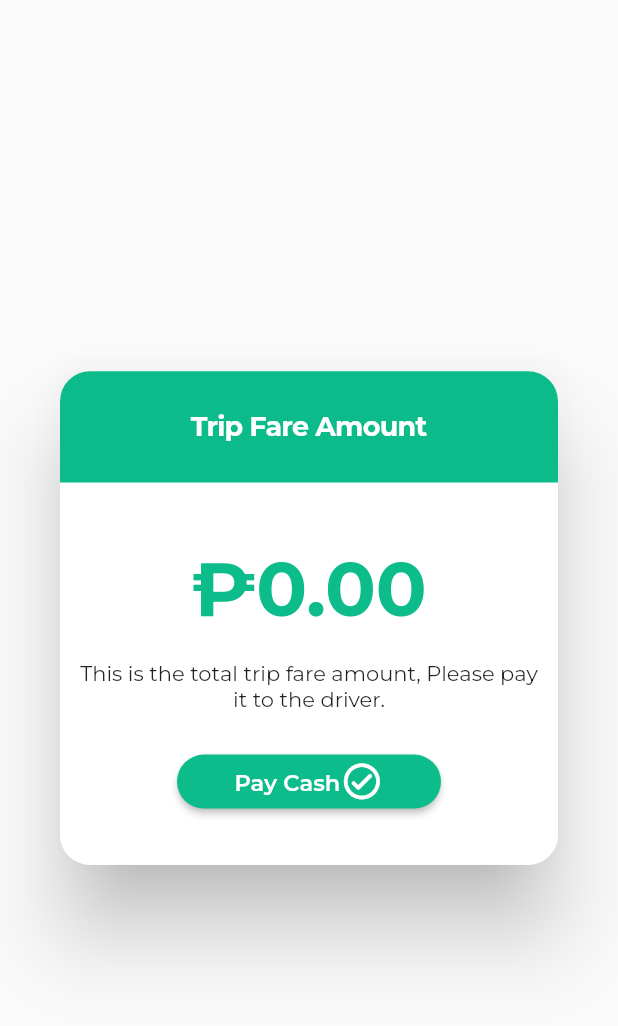
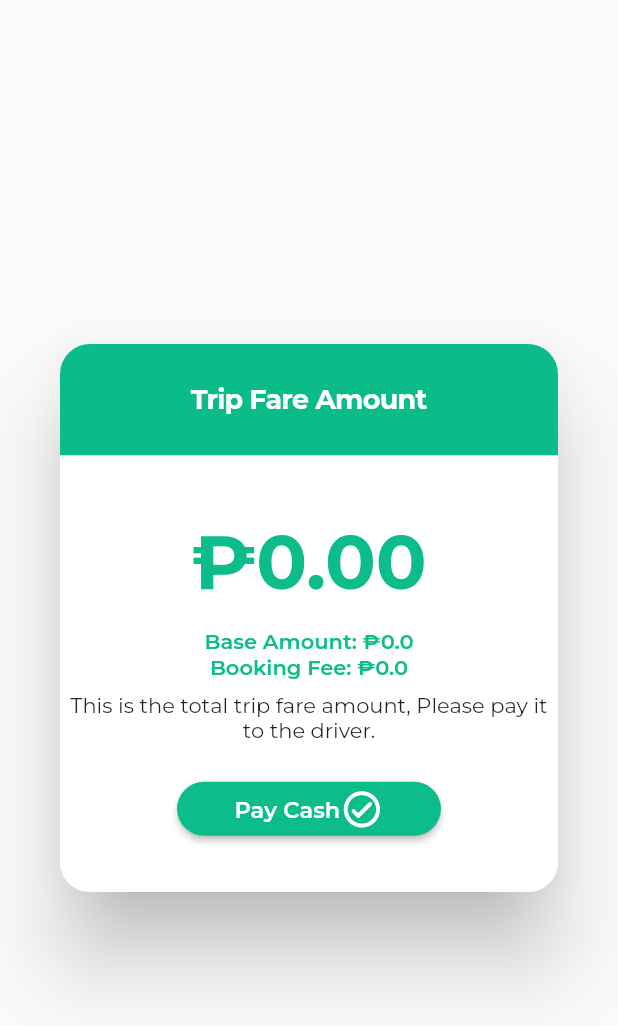
Before and after one commit to kryzlerahne/E-Hatid-Passenger-App, a Flutter app: the PayFareAmountDialog widget shown alone on an empty page, opened directly with empty values, on a phone screen of 412 x 824 dp. Shown: the top 1026 px of the screen. Run offline on Flutter 3.47's test engine with Material 2 defaults, Android fonts, the phone set to English and light mode, and no system bars; our stand-ins replace animate_do, assets_audio_player, audioplayers, cloud_firestore, curved_navigation_bar, email_validator and 20 more; missing offline and left inert: flutter_geofire, flutter_polyline_points; accounts and stored records are empty; network calls fail.

Commit message:
Final Commit

```diff
--- a/lib/global.dart
+++ b/lib/global.dart
@@ -38,6 +38,7 @@ LatLng? destinationLatLng;
 
 double bookingFee = 0;
 double totalFareAmount = 0;
+double baseAmount=0;
 
 PassengerData onlinePassengerData = PassengerData();
 AssetsAudioPlayer audioPlayer = AssetsAudioPlayer();
--- a/lib/main_page.dart
+++ b/lib/main_page.dart
@@ -3,6 +3,7 @@ import 'package:ehatid_passenger_app/Screens/Home/homescreen.dart';
 import 'package:ehatid_passenger_app/Screens/Welcome/welcome_screen.dart';
 import 'package:ehatid_passenger_app/map_page.dart';
 import 'package:ehatid_passenger_app/navigation.dart';
+import 'package:ehatid_passenger_app/splashscreen.dart';
 import 'package:firebase_auth/firebase_auth.dart';
 import 'package:flutter/material.dart';
 
@@ -17,7 +18,7 @@ class MainPage extends StatelessWidget {
           if (snapshot.hasData) {
             return MapSample();
           } else {
-            return WelcomeScreen();
+            return SplashScreen();
           }
         },
       ),
--- a/lib/pay_fare_amount_dialog.dart
+++ b/lib/pay_fare_amount_dialog.dart
@@ -1,15 +1,22 @@
 import 'package:ehatid_passenger_app/trips_history_model.dart';
+import 'package:firebase_auth/firebase_auth.dart';
 import 'package:flutter/material.dart';
 import 'package:flutter/services.dart';
 import 'package:responsive_sizer/responsive_sizer.dart';
-
+import 'global.dart';
 
 class PayFareAmountDialog extends StatefulWidget
 {
   double? fareAmount;
+  double? baseAmount;
+  double? bookingFee;
   TripsHistoryModel? tripsHistoryModel;
 
-  PayFareAmountDialog({this.fareAmount, this.tripsHistoryModel});
+  PayFareAmountDialog({
+    this.fareAmount,
+    this.baseAmount,
+    this.tripsHistoryModel,
+    this.bookingFee});
 
   @override
   State<PayFareAmountDialog> createState() => _PayFareAmountDialogState();
@@ -18,6 +25,9 @@ class PayFareAmountDialog extends StatefulWidget
 
 class _PayFareAmountDialogState extends State<PayFareAmountDialog>
 {
+
+  final currentFirebaseUser = FirebaseAuth.instance.currentUser!;
+
   @override
   Widget build(BuildContext context)
   {
@@ -78,9 +88,28 @@ class _PayFareAmountDialogState extends State<PayFareAmountDialog>
             SizedBox(height: 1.h),
 
             Padding(
-              padding: EdgeInsets.all(8.0),
+              padding: EdgeInsets.all(5.0),
               child: Column(
                 children: [
+                  Text(
+                    "Base Amount: ₱" + baseAmount.toString(),
+                    textAlign: TextAlign.center,
+                    style: TextStyle(
+                      fontFamily: "Montserrat",
+                      color: Color(0xFF0CBC8B),
+                      fontWeight: FontWeight.w600,
+                    ),
+                  ),
+                  Text(
+                    "Booking Fee: ₱" + bookingFee.toString(),
+                    textAlign: TextAlign.center,
+                    style: TextStyle(
+                      fontFamily: "Montserrat",
+                      color: Color(0xFF0CBC8B),
+                      fontWeight: FontWeight.w600,
+                    ),
+                  ),
+                  SizedBox(height: Adaptive.h(1),),
                   Text(
                     "This is the total trip fare amount, Please pay it to the driver.",
                     textAlign: TextAlign.center,
```
Also changed, not shown: lib/Screens/OTP/otp_verification.dart (+3 -6 lines), lib/map_page.dart (+43 -23 lines), lib/splashscreen.dart (added, +60 -0 lines), lib/view_profile.dart (+26 -40 lines).
